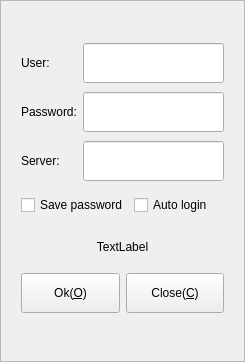
Above: Widgets/DlgLogin/FrmLogin.ui from KangLin/RabbitIm before the change. Below: the same form after it.
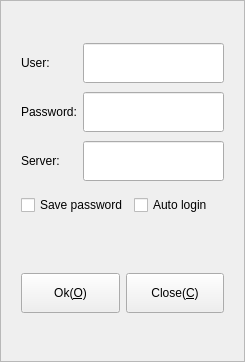
That is the form after the change.

The edit to the form file:
```diff
--- a/Widgets/DlgLogin/FrmLogin.ui
+++ b/Widgets/DlgLogin/FrmLogin.ui
@@ -251,7 +251,7 @@
          </size>
         </property>
         <property name="text">
-         <string>TextLabel</string>
+         <string/>
         </property>
         <property name="alignment">
          <set>Qt::AlignCenter</set>
```
